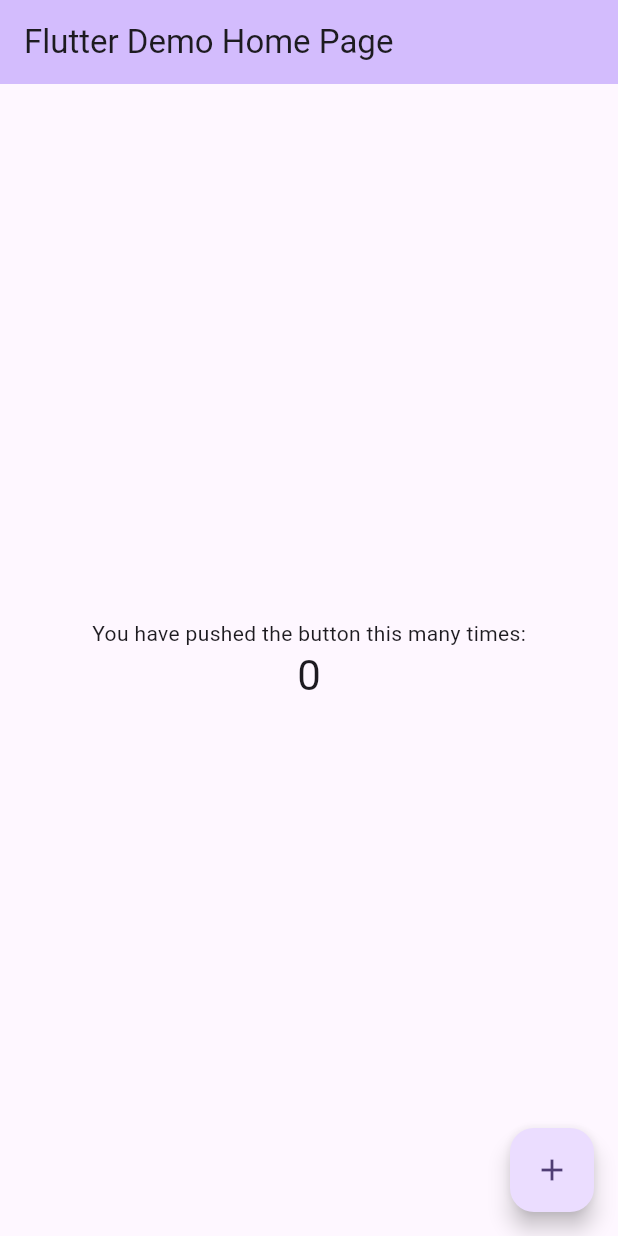
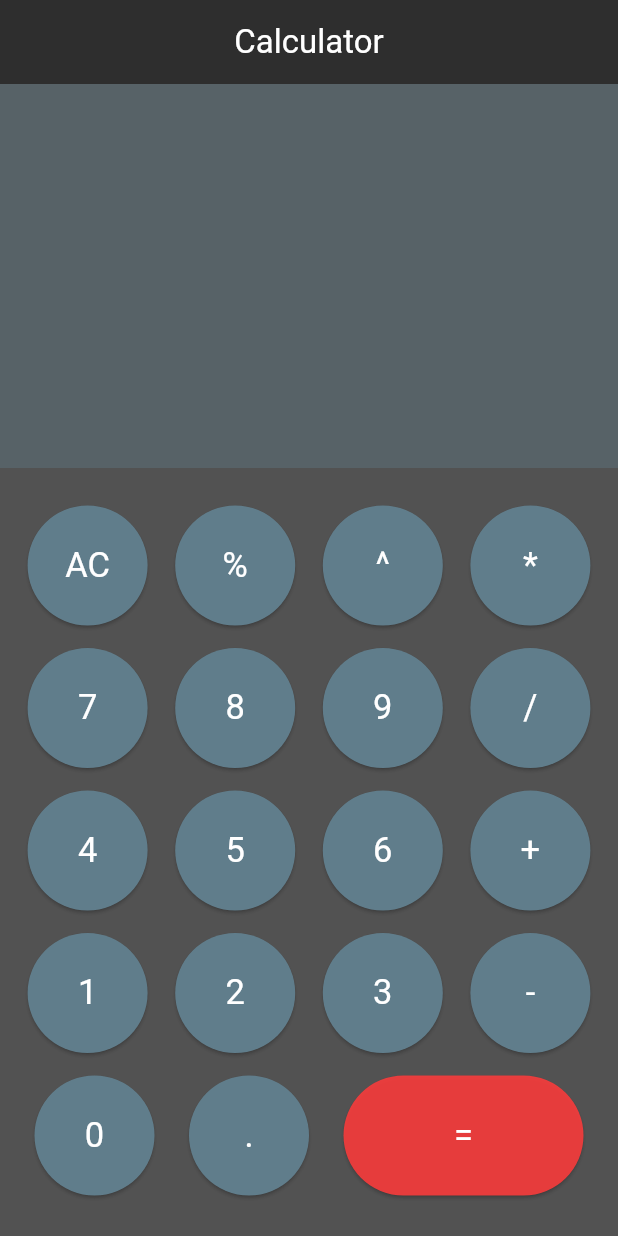
Before and after one commit to YousefDewidar/PRODIGY_AD, a Flutter app: the screen it shows after launch, on a phone screen of 412 x 824 dp. Run offline on Flutter 3.47's test engine with Material 3 defaults, Android fonts, the phone set to English and light mode, and no system bars; our stand-ins replace device_preview, flutter_bloc, math_expressions.

Commit message:
calculator app done

```diff
--- /dev/null
+++ b/calculator/devtools_options.yaml
@@ -0,0 +1,3 @@
+description: This file stores settings for Dart & Flutter DevTools.
+documentation: https://docs.flutter.dev/tools/devtools/extensions#configure-extension-enablement-states
+extensions:
--- a/calculator/lib/main.dart
+++ b/calculator/lib/main.dart
@@ -1,125 +1,136 @@
+import 'package:calculator/result.dart';
+import 'package:device_preview/device_preview.dart';
 import 'package:flutter/material.dart';
+import 'package:math_expressions/math_expressions.dart';
 
 void main() {
-  runApp(const MyApp());
+  runApp(DevicePreview(builder: (context) => const CalculatorApp()));
 }
 
-class MyApp extends StatelessWidget {
-  const MyApp({super.key});
+class CalculatorApp extends StatefulWidget {
+  const CalculatorApp({super.key});
 
-  // This widget is the root of your application.
   @override
-  Widget build(BuildContext context) {
-    return MaterialApp(
-      title: 'Flutter Demo',
-      theme: ThemeData(
-        // This is the theme of your application.
-        //
-        // TRY THIS: Try running your application with "flutter run". You'll see
-        // the application has a purple toolbar. Then, without quitting the app,
-        // try changing the seedColor in the colorScheme below to Colors.green
-        // and then invoke "hot reload" (save your changes or press the "hot
-        // reload" button in a Flutter-supported IDE, or press "r" if you used
-        // the command line to start the app).
-        //
-        // Notice that the counter didn't reset back to zero; the application
-        // state is not lost during the reload. To reset the state, use hot
-        // restart instead.
-        //
-        // This works for code too, not just values: Most code changes can be
-        // tested with just a hot reload.
-        colorScheme: ColorScheme.fromSeed(seedColor: Colors.deepPurple),
-        useMaterial3: true,
-      ),
-      home: const MyHomePage(title: 'Flutter Demo Home Page'),
-    );
-  }
+  State<CalculatorApp> createState() => _CalculatorAppState();
 }
 
-class MyHomePage extends StatefulWidget {
-  const MyHomePage({super.key, required this.title});
+class _CalculatorAppState extends State<CalculatorApp> {
+  String input = "";
+  String output = "";
 
-  // This widget is the home page of your application. It is stateful, meaning
-  // that it has a State object (defined below) that contains fields that affect
-  // how it looks.
+  buttonPressed(String buttonText) {
+    if (buttonText == "AC") {
+      input = "";
+      output = "";
+    } else if (buttonText == "=") {
+      try {
+        Parser p = Parser();
+        Expression exp = p.parse(input);
+        ContextModel cm = ContextModel();
+        double result = exp.evaluate(EvaluationType.REAL, cm);
+        output = result.toString();
+      } on FormatException {
+        output = "Error";
+      }
+    } else {
+      input += buttonText;
+    }
+    setState(() {});
+  }
 
-  // This class is the configuration for the state. It holds the values (in this
-  // case the title) provided by the parent (in this case the App widget) and
-  // used by the build method of the State. Fields in a Widget subclass are
-  // always marked "final".
-
-  final String title;
-
-  @override
-  State<MyHomePage> createState() => _MyHomePageState();
-}
-
-class _MyHomePageState extends State<MyHomePage> {
-  int _counter = 0;
-
-  void _incrementCounter() {
-    setState(() {
-      // This call to setState tells the Flutter framework that something has
-      // changed in this State, which causes it to rerun the build method below
-      // so that the display can reflect the updated values. If we changed
-      // _counter without calling setState(), then the build method would not be
-      // called again, and so nothing would appear to happen.
-      _counter++;
-    });
+  ElevatedButton button(String butt) {
+    return ElevatedButton(
+      style: ButtonStyle(
+        backgroundColor:  WidgetStatePropertyAll(  butt == '=' ? const Color.fromARGB(237, 243, 60, 60) : Colors.blueGrey ),
+        foregroundColor: const WidgetStatePropertyAll(Colors.white),
+        shape: WidgetStatePropertyAll(
+            butt == '=' ? const StadiumBorder() : const CircleBorder()),
+        textStyle: const WidgetStatePropertyAll(TextStyle(fontSize: 23)),
+        minimumSize: WidgetStatePropertyAll(
+          butt == '=' ? const Size(160, 80) : const Size(80, 80),
+        ),
+      ),
+      onPressed: () => buttonPressed(butt),
+      child: Text(butt),
+    );
   }
 
   @override
   Widget build(BuildContext context) {
-    // This method is rerun every time setState is called, for instance as done
-    // by the _incrementCounter method above.
-    //
-    // The Flutter framework has been optimized to make rerunning build methods
-    // fast, so that you can just rebuild anything that needs updating rather
-    // than having to individually change instances of widgets.
-    return Scaffold(
-      appBar: AppBar(
-        // TRY THIS: Try changing the color here to a specific color (to
-        // Colors.amber, perhaps?) and trigger a hot reload to see the AppBar
-        // change color while the other colors stay the same.
-        backgroundColor: Theme.of(context).colorScheme.inversePrimary,
-        // Here we take the value from the MyHomePage object that was created by
-        // the App.build method, and use it to set our appbar title.
-        title: Text(widget.title),
-      ),
-      body: Center(
-        // Center is a layout widget. It takes a single child and positions it
-        // in the middle of the parent.
-        child: Column(
-          // Column is also a layout widget. It takes a list of children and
-          // arranges them vertically. By default, it sizes itself to fit its
-          // children horizontally, and tries to be as tall as its parent.
-          //
-          // Column has various properties to control how it sizes itself and
-          // how it positions its children. Here we use mainAxisAlignment to
-          // center the children vertically; the main axis here is the vertical
-          // axis because Columns are vertical (the cross axis would be
-          // horizontal).
-          //
-          // TRY THIS: Invoke "debug painting" (choose the "Toggle Debug Paint"
-          // action in the IDE, or press "p" in the console), to see the
-          // wireframe for each widget.
-          mainAxisAlignment: MainAxisAlignment.center,
+    return MaterialApp(
+      debugShowCheckedModeBanner: false,
+      home: Scaffold(
+        backgroundColor: const Color.fromARGB(202, 37, 37, 37),
+        appBar: AppBar(
+          backgroundColor: const Color.fromARGB(202, 37, 37, 37),
+          title: const Center(
+              child: Text(
+            'Calculator',
+            style: TextStyle(color: Color(0xffffffff)),
+          )),
+        ),
+        body: Column(
           children: <Widget>[
-            const Text(
-              'You have pushed the button this many times:',
-            ),
-            Text(
-              '$_counter',
-              style: Theme.of(context).textTheme.headlineMedium,
+            Result(output: output, input: input),
+            Expanded(
+              flex: 2,
+              child: Column(
+                children: [
+                  const SizedBox(height: 25),
+                  Row(
+                    mainAxisAlignment: MainAxisAlignment.spaceEvenly,
+                    children: <Widget>[
+                      button('AC'),
+                      button('%'),
+                      button('^'),
+                      button('*'),
+                    ],
+                  ),
+                  const SizedBox(height: 15),
+                  Row(
+                    mainAxisAlignment: MainAxisAlignment.spaceEvenly,
+                    children: <Widget>[
+                      button('7'),
+                      button('8'),
+                      button('9'),
+                      button('/'),
+                    ],
+                  ),
+                  const SizedBox(height: 15),
+                  Row(
+                    mainAxisAlignment: MainAxisAlignment.spaceEvenly,
+                    children: <Widget>[
+                      button('4'),
+                      button('5'),
+                      button('6'),
+                      button('+'),
+                    ],
+                  ),
+                  const SizedBox(height: 15),
+                  Row(
+                    mainAxisAlignment: MainAxisAlignment.spaceEvenly,
+                    children: <Widget>[
+                      button('1'),
+                      button('2'),
+                      button('3'),
+                      button('-'),
+                    ],
+                  ),
+                  const SizedBox(height: 15),
+                  Row(
+                    mainAxisAlignment: MainAxisAlignment.spaceEvenly,
+                    children: <Widget>[
+                      button('0'),
+                      button('.'),
+                      button('='),
+                    ],
+                  ),
+                ],
+              ),
             ),
           ],
         ),
       ),
-      floatingActionButton: FloatingActionButton(
-        onPressed: _incrementCounter,
-        tooltip: 'Increment',
-        child: const Icon(Icons.add),
-      ), // This trailing comma makes auto-formatting nicer for build methods.
     );
   }
 }
--- /dev/null
+++ b/calculator/lib/result.dart
@@ -0,0 +1,28 @@
+
+import 'package:flutter/material.dart';
+
+class Result extends StatelessWidget {
+  const Result({
+    super.key,
+    required this.output,
+    required this.input,
+  });
+
+  final String output;
+  final String input;
+
+  @override
+  Widget build(BuildContext context) {
+    return Expanded(
+      child: Container(
+        color: const Color.fromARGB(96, 96, 125, 139),
+        padding: const EdgeInsets.all(10.0),
+        alignment: Alignment.bottomRight,
+        child: Text(
+          output.isEmpty ? input : output,
+          style: const TextStyle(fontSize: 38.0,color: Colors.white),
+        ),
+      ),
+    );
+  }
+}
--- a/calculator/pubspec.yaml
+++ b/calculator/pubspec.yaml
@@ -35,6 +35,8 @@ dependencies:
   # The following adds the Cupertino Icons font to your application.
   # Use with the CupertinoIcons class for iOS style icons.
   cupertino_icons: ^1.0.6
+  math_expressions: ^2.5.0
+  device_preview: ^1.2.0
 
 dev_dependencies:
   flutter_test:
```
Also changed, not shown: calculator/pubspec.lock, 2 other files.
